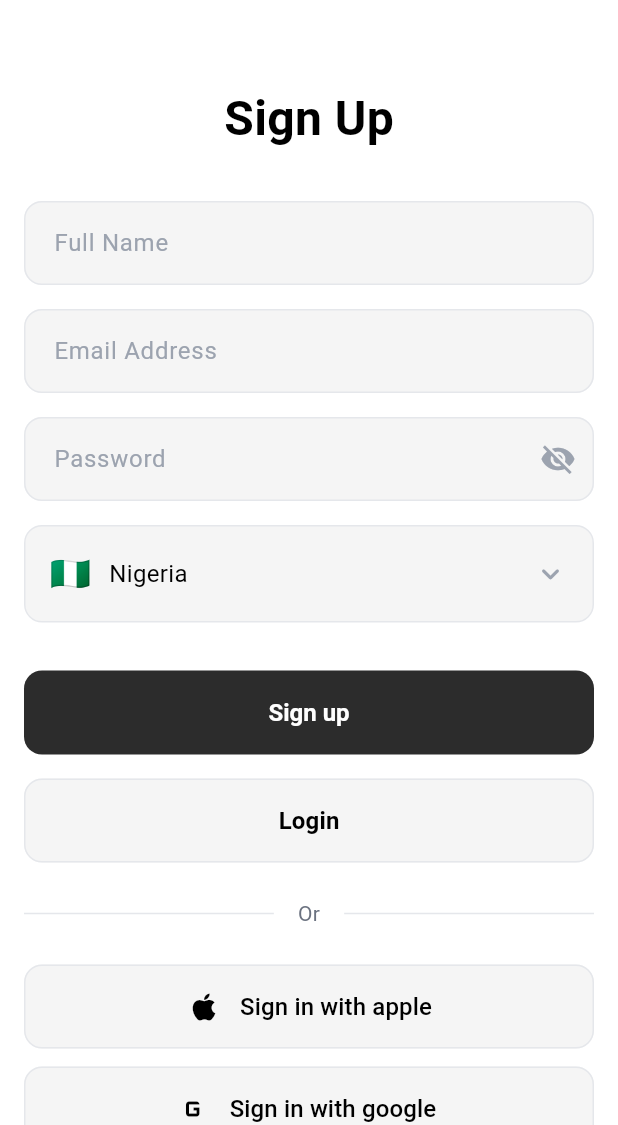
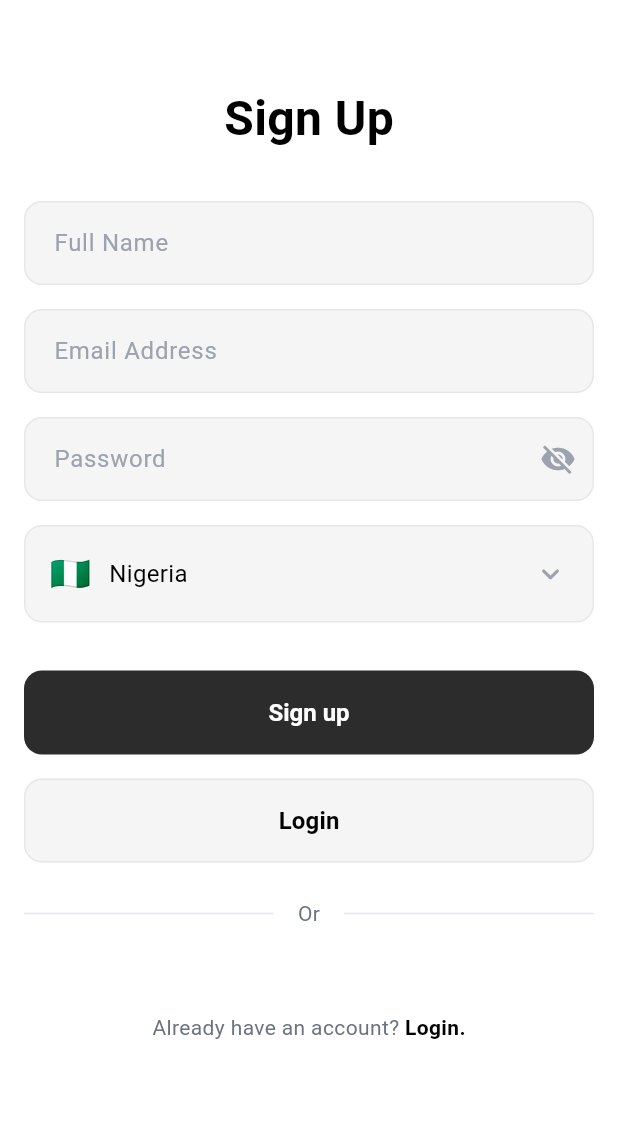
Before and after one commit to frankolien/qent, a Flutter app: the SignUpPage screen opened by its route, on a phone screen of 412 x 824 dp, the part 111-1236 px from its top. Run offline on Flutter 3.47's test engine with Material 3 defaults, Android fonts, the phone set to English and light mode, and no system bars; our stand-ins replace audioplayers, cloud_firestore, device_info_plus, firebase_auth, firebase_core, firebase_messaging and 13 more; missing offline and left inert: cupertino_native, flutter_webrtc, record; accounts and stored records are empty.

Commit message:
Update version number and enhance Apple sign-in functionality on signup page
- Bumped version number in pubspec.yaml from 1.0.0+4 to 1.0.0+5.
- Added conditional display for Apple sign-in button based on platform.
- Refactored social button implementation for improved code clarity and functionality.
- Implemented _handleAppleSignIn method to manage Apple sign-in process.

```diff
--- a/lib/features/auth/presentation/pages/signup_page.dart
+++ b/lib/features/auth/presentation/pages/signup_page.dart
@@ -1,3 +1,5 @@
+import 'dart:io' show Platform;
+import 'package:flutter/foundation.dart' show kIsWeb;
 import 'package:flutter/material.dart';
 import 'package:flutter_riverpod/flutter_riverpod.dart';
 import 'package:qent/core/services/email_verification_service.dart';
@@ -578,28 +580,21 @@ class _SignUpPageState extends ConsumerState<SignUpPage> {
   }
 
   Widget _buildSocialButtons() {
+    final showApple = !kIsWeb && Platform.isIOS;
+    if (!showApple) return const SizedBox.shrink();
+
     return Padding(
       padding: const EdgeInsets.symmetric(horizontal: 16.0),
-      child: Column(
-        children: [
-          _buildSocialButton(
-            icon: Icons.apple,
-            label: 'Sign in with apple',
-            onPressed: () {
-              // TODO: Implement Apple Sign In
-            },
-          ),
-          const SizedBox(height: 12),
-          _buildSocialButton(
-            icon: Icons.g_mobiledata,
-            label: 'Sign in with google ',
-            onPressed: () {
-              // TODO: Implement Google Sign In
-            },
-          ),
-        ],
+      child: _buildSocialButton(
+        icon: Icons.apple,
+        label: 'Continue with Apple',
+        onPressed: _handleAppleSignIn,
       ),
     );
+  }
+
+  Future<void> _handleAppleSignIn() async {
+    await ref.read(authControllerProvider.notifier).signInWithApple();
   }
 
   Widget _buildSocialButton({
--- a/pubspec.yaml
+++ b/pubspec.yaml
@@ -1,7 +1,7 @@
 name: qent
 description: "Qent - P2P Car Rental Platform"
 publish_to: 'none'
-version: 1.0.0+4
+version: 1.0.0+5
 
 environment:
   sdk: ^3.9.2
```
